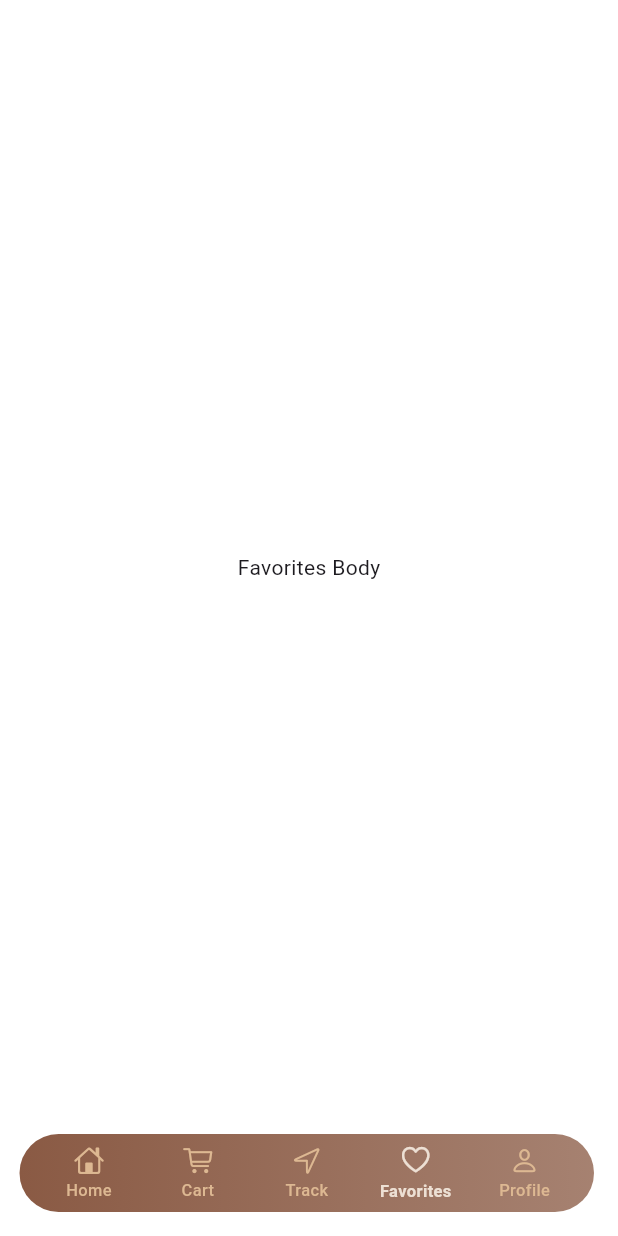
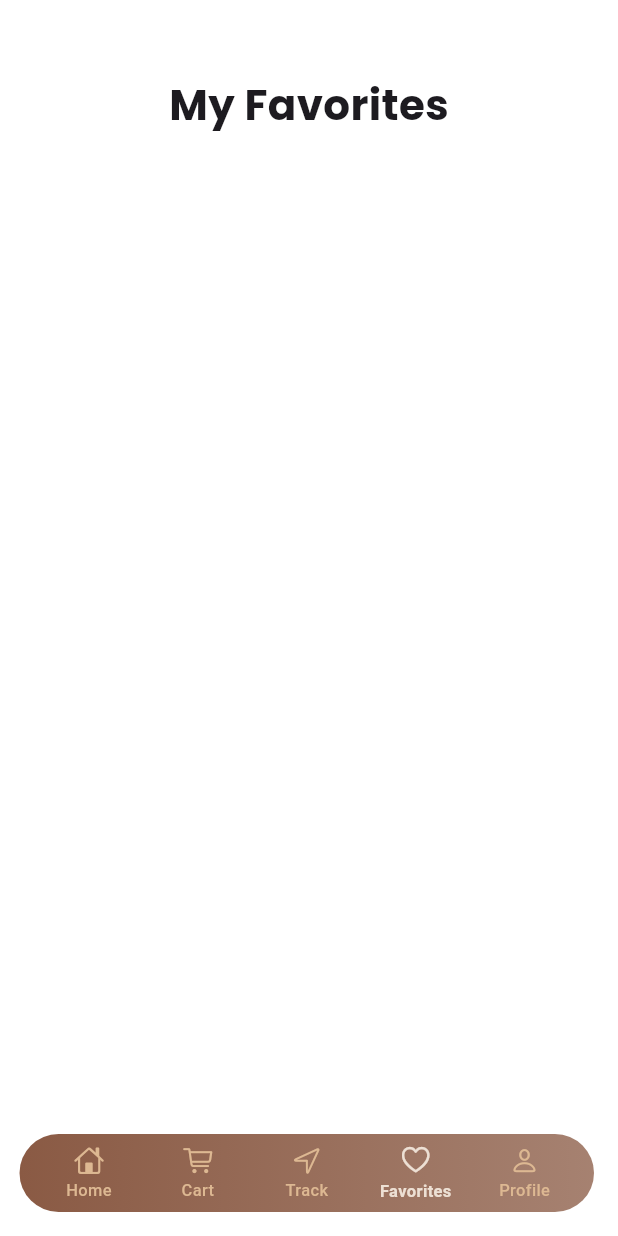
Before and after one commit to mmehenni-netizen/ElbessProject, a Flutter app: the screen it shows after launch, swiped to page 4, on a phone screen of 412 x 824 dp. Run offline on Flutter 3.47's test engine with Material 3 defaults, Android fonts, the phone set to English and light mode, and no system bars; our stand-ins replace flutter_svg, gap.

Commit message:
Update favorites body widget

```diff
--- a/lib/features/favorites/widgets/favoritesbody.dart
+++ b/lib/features/favorites/widgets/favoritesbody.dart
@@ -1,4 +1,5 @@
 import 'package:flutter/material.dart';
+import 'package:gap/gap.dart';
 
 class Favoritesbody extends StatelessWidget {
   const Favoritesbody({super.key});
@@ -6,7 +7,16 @@ class Favoritesbody extends StatelessWidget {
   @override
   Widget build(BuildContext context) {
     return Scaffold(
-      body: Center(child: Text("Favorites Body"),),
+      body: Center(
+        child: Column(
+          children: [
+            Gap(50),
+            Text("My Favorites",style: TextStyle(fontSize: 28,fontFamily: 'bold'),),
+            Gap(20),
+
+          ],
+        ),
+      ),
     );
   }
 }
```
